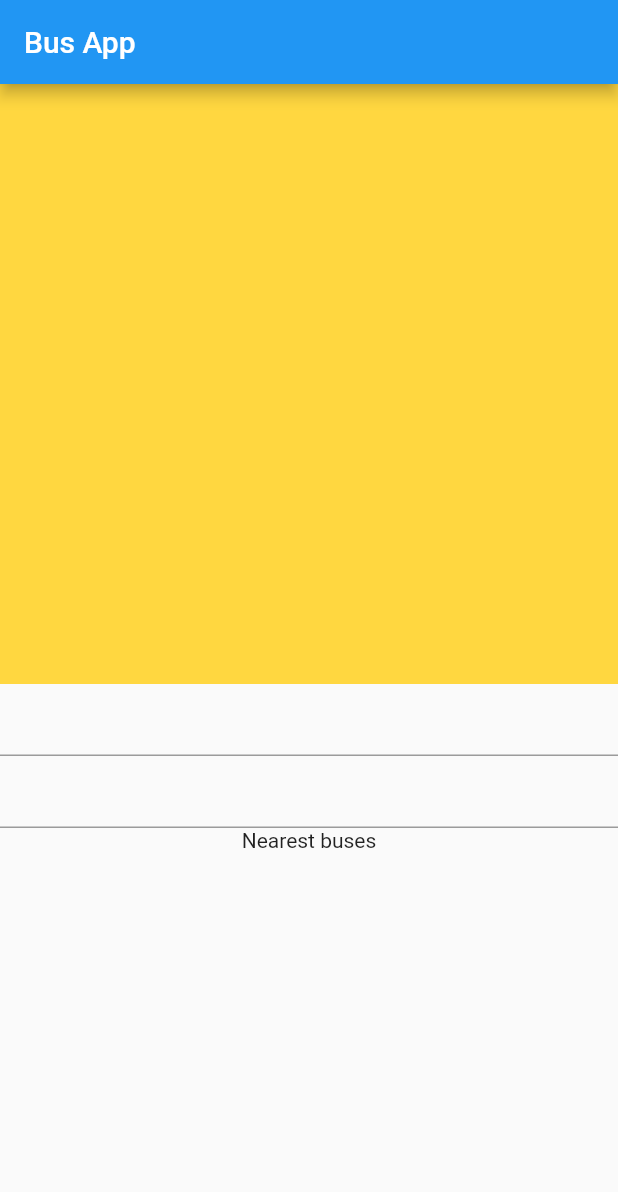
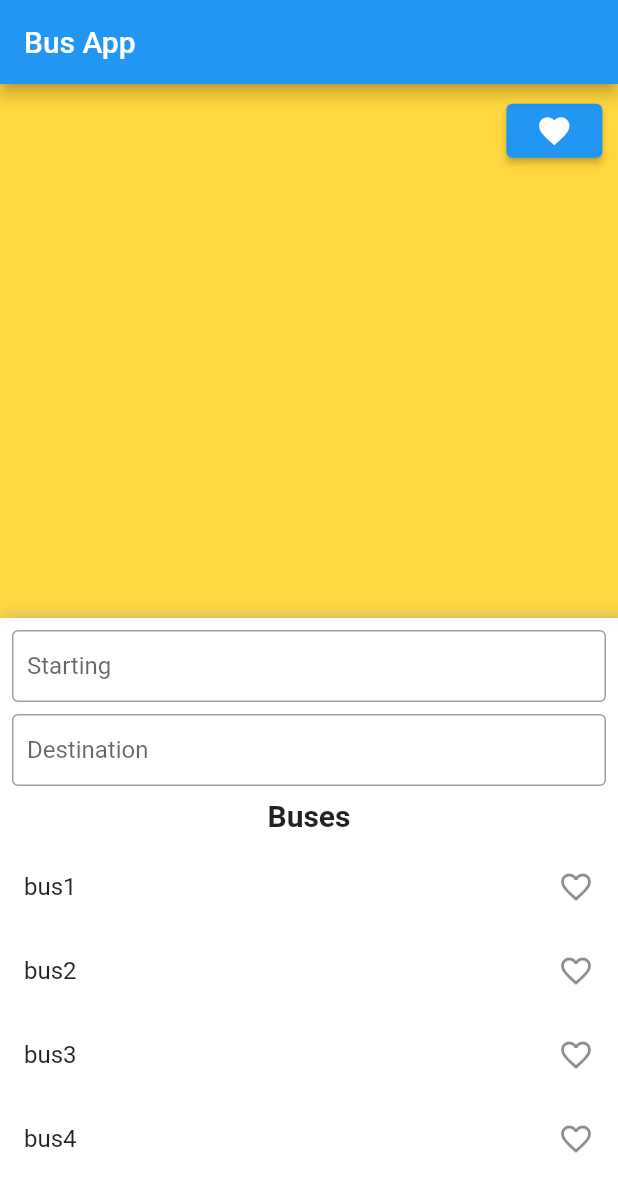
Before and after one commit to etmrmia/1635-Project, a Flutter app: the screen it shows after launch, on a phone screen of 412 x 824 dp. Shown: the top 1192 px of the screen. Run offline on Flutter 3.47's test engine with Material 2 defaults, Android fonts, the phone set to English and light mode, and no system bars.

Commit message:
display bus list and formatting

```diff
--- a/interface_design_map_project/lib/constants.dart
+++ b/interface_design_map_project/lib/constants.dart
@@ -1,4 +1,4 @@
 // routing constants
 const String homeRoute = '/';
-const String favoritesRoute = '/';
-const String buslineinfoRoute = '/';
+const String favoritesRoute = '/views/favorites_view';
+const String buslineinfoRoute = '/views/busline_view';
--- a/interface_design_map_project/lib/router.dart
+++ b/interface_design_map_project/lib/router.dart
@@ -21,13 +21,13 @@ class Router {
         return MaterialPageRoute(
             builder: (_) => ChangeNotifierProvider(
                   create: (context) => HomeViewModel(),
-                  child: HomeView(),
+                  child: FavoritesView(),
                 ));
       case buslineinfoRoute:
         return MaterialPageRoute(
             builder: (_) => ChangeNotifierProvider(
                   create: (context) => HomeViewModel(),
-                  child: HomeView(),
+                  child: BusLineView(),
                 ));
       default:
         return MaterialPageRoute(
--- a/interface_design_map_project/lib/viewmodels/bus_viewmodel.dart
+++ b/interface_design_map_project/lib/viewmodels/bus_viewmodel.dart
@@ -6,3 +6,7 @@ import 'package:provider/provider.dart';
 
 import '../router.dart' as LocalRouter;
 import '../constants.dart';
+
+class Bus extends ChangeNotifier {
+  int s = 0;
+}
--- a/interface_design_map_project/lib/viewmodels/home_viewmodel.dart
+++ b/interface_design_map_project/lib/viewmodels/home_viewmodel.dart
@@ -8,5 +8,6 @@ import '../router.dart' as LocalRouter;
 import '../constants.dart';
 
 class HomeViewModel extends ChangeNotifier {
-  List<String> buses = <String>[];
+  List<String> buses = <String>["bus1", "bus2", "bus3", "bus4"];
+  List<String> favorites = <String>["favorite1"];
 }
--- a/interface_design_map_project/lib/views/home_view.dart
+++ b/interface_design_map_project/lib/views/home_view.dart
@@ -13,12 +13,21 @@ class HomeView extends StatefulWidget {
 }
 
 class _HomeViewState extends State<HomeView> {
-  final TextEditingController _controller = TextEditingController();
+  final _starting = TextEditingController();
+  final _destination = TextEditingController();
 
   @override
   void initState() {
     super.initState();
     Provider.of<HomeViewModel>(context, listen: false);
+  }
+
+  @override
+  void dispose() {
+    // Clean up the controller when the widget is disposed.
+    _starting.dispose();
+    _destination.dispose();
+    super.dispose();
   }
 
   @override
@@ -28,82 +37,148 @@ class _HomeViewState extends State<HomeView> {
       appBar: AppBar(
         title: Text("Bus App"),
       ),
-      body: Column(
+      body: Stack(
         children: [
           Container(
             color: Colors.amberAccent,
-            height: 400,
           ),
-          Container(
-            child: Column(
-              children: const [
-                TextField(),
-                TextField(),
-                Text("Nearest buses"),
-              ],
+          Align(
+            alignment: Alignment.bottomCenter,
+            child: Container(
+              height: MediaQuery.of(context).size.height / 2,
+              decoration: const BoxDecoration(
+                color: Colors.white,
+                boxShadow: [
+                  BoxShadow(
+                    color: Colors.grey,
+                    blurRadius: 9,
+                    spreadRadius: 3,
+                    offset: Offset(5, 5),
+                  ),
+                ],
+              ),
+              child: Column(
+                children: [
+                  Container(
+                    margin: EdgeInsets.symmetric(vertical: 8, horizontal: 8),
+                    child: TextFormField(
+                      controller: _starting,
+                      decoration: const InputDecoration(
+                        labelText: "Starting",
+                        focusedBorder: OutlineInputBorder(
+                          borderSide: BorderSide(color: Colors.blue),
+                        ),
+                        enabledBorder: OutlineInputBorder(
+                          borderSide: BorderSide(
+                            color: Colors.grey,
+                            width: 1,
+                          ),
+                        ),
+                        contentPadding:
+                            EdgeInsets.symmetric(vertical: 5, horizontal: 10),
+                      ),
+                    ),
+                  ),
+                  Container(
+                    margin: EdgeInsets.symmetric(horizontal: 8),
+                    child: TextFormField(
+                      controller: _destination,
+                      textInputAction: TextInputAction.send,
+                      decoration: const InputDecoration(
+                        labelText: "Destination",
+                        focusedBorder: OutlineInputBorder(
+                          //borderRadius: BorderRadius.circular(25),
+                          borderSide: BorderSide(color: Colors.blue),
+                        ),
+                        enabledBorder: OutlineInputBorder(
+                          // borderRadius: BorderRadius.circular(25),
+                          borderSide: BorderSide(
+                            color: Colors.grey,
+                            width: 1,
+                          ),
+                        ),
+                        contentPadding:
+                            EdgeInsets.symmetric(vertical: 5, horizontal: 10),
+                      ),
+                      onFieldSubmitted: (value) {
+                        setState(() {
+                          if (_destination.text.isNotEmpty) {
+                            _destination.clear();
+                            _starting.clear();
+                          }
+                        });
+                      },
+                    ),
+                  ),
+                  Container(
+                    margin: const EdgeInsets.symmetric(vertical: 8),
+                    child: const Text(
+                      "Buses",
+                      style:
+                          TextStyle(fontSize: 20, fontWeight: FontWeight.bold),
+                    ),
+                  ),
+                  Expanded(
+                    child: SingleChildScrollView(
+                      physics: const ScrollPhysics(),
+                      child: Container(
+                        height: MediaQuery.of(context).size.height / 2,
+                        child: ListView.builder(
+                          itemCount: viewModel.buses.length,
+                          itemBuilder: (context, index) {
+                            final favorited = viewModel.favorites
+                                .contains(viewModel.buses[index]);
+                            return ListTile(
+                              title: Text(
+                                viewModel.buses[index],
+                              ),
+                              trailing: GestureDetector(
+                                child: Icon(
+                                  favorited
+                                      ? Icons.favorite
+                                      : Icons.favorite_border,
+                                  color: favorited ? Colors.red : null,
+                                  semanticLabel:
+                                      favorited ? 'Remove from saved' : 'Save',
+                                ),
+                                onTap: () {
+                                  setState(() {
+                                    if (favorited) {
+                                      viewModel.favorites
+                                          .remove(viewModel.buses[index]);
+                                    } else {
+                                      viewModel.favorites
+                                          .add(viewModel.buses[index]);
+                                    }
+                                  });
+                                },
+                              ),
+                              onTap: () {
+                                Navigator.pushNamed(context, buslineinfoRoute);
+                              },
+                            );
+                          },
+                        ),
+                      ),
+                    ),
+                  ),
+                ],
+              ),
             ),
           ),
-          // const SingleChildScrollView(
-          //   physics: ScrollPhysics(),
-          //   child: BusList(),
-          // ),
+          Align(
+            alignment: const FractionalOffset(.97, 0.01),
+            child: Container(
+              child: ElevatedButton(
+                onPressed: () {
+                  Navigator.pushNamed(context, favoritesRoute);
+                },
+                child: const Icon(Icons.favorite),
+              ),
+            ),
+          ),
         ],
       ),
     );
   }
 }
-
-class BusList extends StatefulWidget {
-  const BusList({super.key});
-
-  @override
-  State<BusList> createState() => _BusListState();
-}
-
-class _BusListState extends State<BusList> {
-  @override
-  Widget build(BuildContext context) {
-    return ListView.builder(
-      itemCount: 10,
-      itemBuilder: /*1*/ (context, i) {
-        if (i.isOdd) return const Divider(); /*2*/
-
-        final index = i ~/ 2; /*3*/
-        if (index >= viewModel.buses.length) {
-          _suggestions.addAll(generateWordPairs().take(10));
-        }
-
-        final alreadySaved = _saved.contains(_suggestions[index]);
-        if (index >= _suggestions.length) {
-          _suggestions.addAll(generateWordPairs().take(10)); /*4*/
-        }
-        return ListTile(
-          title: Text(
-            _suggestions[index].asPascalCase,
-            style: _biggerFont,
-          ),
-          trailing: GestureDetector(
-            child: Icon(
-              alreadySaved ? Icons.favorite : Icons.favorite_border,
-              color: alreadySaved ? Colors.red : null,
-              semanticLabel: alreadySaved ? 'Remove from saved' : 'Save',
-            ),
-            onTap: () {
-              setState(() {
-                if (alreadySaved) {
-                  _saved.remove(_suggestions[index]);
-                } else {
-                  _saved.add(_suggestions[index]);
-                }
-              });
-            },
-          ),
-          onTap: () {
-            Navigator.pushNamed(context, '/new');
-          },
-        );
-      },
-    );
-    ;
-  }
-}
```
Also changed, not shown: interface_design_map_project/lib/views/busline_view.dart (+27 -0 lines), interface_design_map_project/lib/views/favorites_view.dart (+53 -0 lines), 2 other files.
